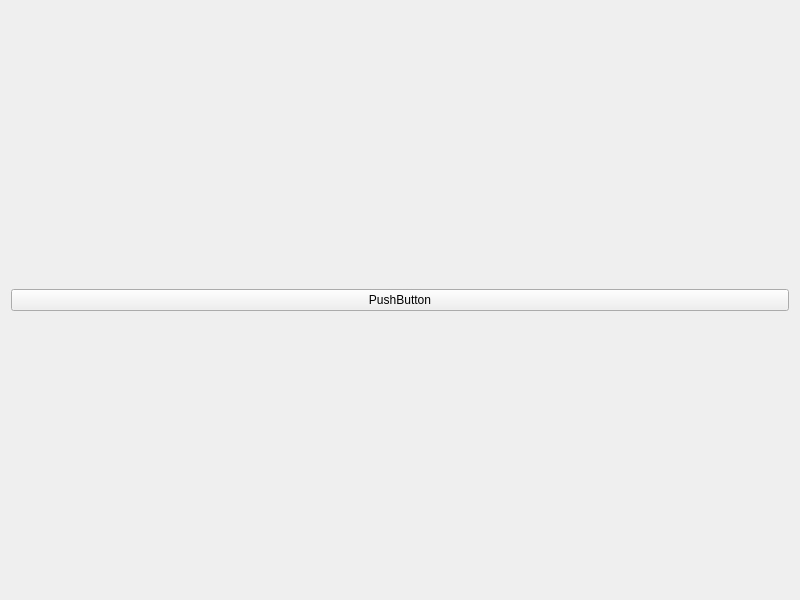
Qt form loginscreen.ui (tymson20/CarRentalSystem) before a commit.
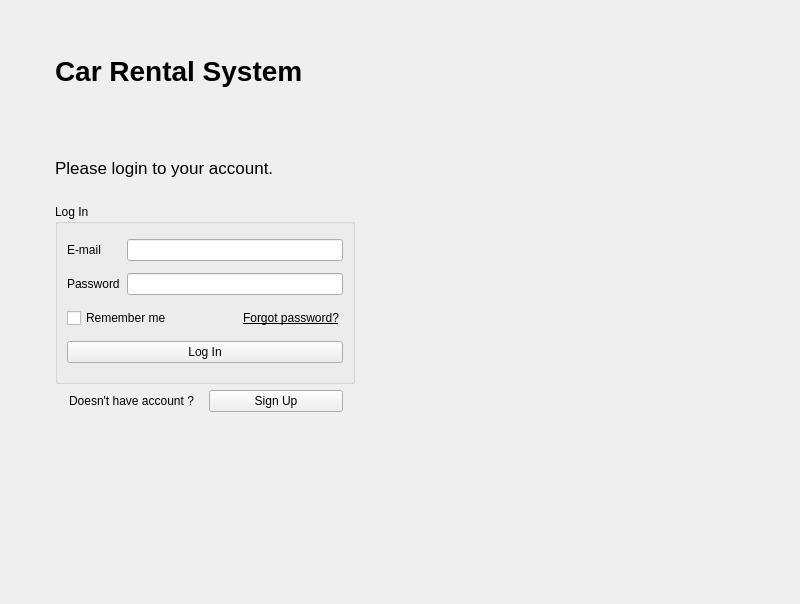
The same form after that commit.

Commit message: User interface on LoginScreen

What changed in the file:
```diff
--- a/loginscreen.ui
+++ b/loginscreen.ui
@@ -13,11 +13,275 @@
   <property name="windowTitle">
    <string>Form</string>
   </property>
-  <layout class="QVBoxLayout" name="verticalLayout">
+  <layout class="QHBoxLayout" name="horizontalLayout">
    <item>
-    <widget class="QPushButton" name="pushButton">
+    <layout class="QHBoxLayout" name="horizontalLayout_2" stretch="0,0,0">
+     <property name="sizeConstraint">
+      <enum>QLayout::SetDefaultConstraint</enum>
+     </property>
+     <item>
+      <spacer name="horizontalSpacer_2">
+       <property name="orientation">
+        <enum>Qt::Horizontal</enum>
+       </property>
+       <property name="sizeType">
+        <enum>QSizePolicy::Expanding</enum>
+       </property>
+       <property name="sizeHint" stdset="0">
+        <size>
+         <width>40</width>
+         <height>20</height>
+        </size>
+       </property>
+      </spacer>
+     </item>
+     <item>
+      <layout class="QVBoxLayout" name="verticalLayout" stretch="2,1,3,1,3">
+       <item>
+        <widget class="QLabel" name="label_2">
+         <property name="font">
+          <font>
+           <pointsize>21</pointsize>
+           <bold>true</bold>
+          </font>
+         </property>
+         <property name="text">
+          <string>Car Rental System</string>
+         </property>
+         <property name="alignment">
+          <set>Qt::AlignLeading|Qt::AlignLeft|Qt::AlignVCenter</set>
+         </property>
+        </widget>
+       </item>
+       <item>
+        <widget class="QLabel" name="label_3">
+         <property name="font">
+          <font>
+           <pointsize>13</pointsize>
+          </font>
+         </property>
+         <property name="text">
+          <string>Please login to your account.</string>
+         </property>
+         <property name="alignment">
+          <set>Qt::AlignLeading|Qt::AlignLeft|Qt::AlignVCenter</set>
+         </property>
+        </widget>
+       </item>
+       <item>
+        <widget class="QGroupBox" name="groupBox">
+         <property name="minimumSize">
+          <size>
+           <width>300</width>
+           <height>0</height>
+          </size>
+         </property>
+         <property name="maximumSize">
+          <size>
+           <width>16777215</width>
+           <height>180</height>
+          </size>
+         </property>
+         <property name="title">
+          <string>Log In</string>
+         </property>
+         <layout class="QVBoxLayout" name="verticalLayout_2" stretch="0,0,0,0">
+          <item>
+           <layout class="QHBoxLayout" name="horizontalLayout_3" stretch="1,4">
+            <item>
+             <widget class="QLabel" name="label_4">
+              <property name="text">
+               <string>E-mail</string>
+              </property>
+             </widget>
+            </item>
+            <item>
+             <widget class="QLineEdit" name="lineEdit_Email">
+              <property name="sizePolicy">
+               <sizepolicy hsizetype="Expanding" vsizetype="Fixed">
+                <horstretch>0</horstretch>
+                <verstretch>0</verstretch>
+               </sizepolicy>
+              </property>
+             </widget>
+            </item>
+           </layout>
+          </item>
+          <item>
+           <layout class="QHBoxLayout" name="horizontalLayout_4" stretch="1,4">
+            <property name="leftMargin">
+             <number>0</number>
+            </property>
+            <item>
+             <widget class="QLabel" name="label_5">
+              <property name="text">
+               <string>Password</string>
+              </property>
+             </widget>
+            </item>
+            <item>
+             <widget class="QLineEdit" name="lineEdit_Password">
+              <property name="echoMode">
+               <enum>QLineEdit::Password</enum>
+              </property>
+             </widget>
+            </item>
+           </layout>
+          </item>
+          <item>
+           <layout class="QHBoxLayout" name="horizontalLayout_6" stretch="0,0,0">
+            <property name="spacing">
+             <number>6</number>
+            </property>
+            <item>
+             <widget class="QCheckBox" name="checkBox_RememberMe">
+              <property name="text">
+               <string>Remember me</string>
+              </property>
+             </widget>
+            </item>
+            <item>
+             <spacer name="horizontalSpacer_3">
+              <property name="orientation">
+               <enum>Qt::Horizontal</enum>
+              </property>
+              <property name="sizeHint" stdset="0">
+               <size>
+                <width>40</width>
+                <height>20</height>
+               </size>
+              </property>
+             </spacer>
+            </item>
+            <item>
+             <widget class="QPushButton" name="pushButton_ForgotPassword">
+              <property name="font">
+               <font>
+                <italic>false</italic>
+                <bold>false</bold>
+                <underline>true</underline>
+               </font>
+              </property>
+              <property name="text">
+               <string>Forgot password?</string>
+              </property>
+              <property name="autoDefault">
+               <bool>false</bool>
+              </property>
+              <property name="default">
+               <bool>false</bool>
+              </property>
+              <property name="flat">
+               <bool>true</bool>
+              </property>
+             </widget>
+            </item>
+           </layout>
+          </item>
+          <item>
+           <widget class="QPushButton" name="pushButton_LogIn">
+            <property name="sizePolicy">
+             <sizepolicy hsizetype="Minimum" vsizetype="Fixed">
+              <horstretch>0</horstretch>
+              <verstretch>0</verstretch>
+             </sizepolicy>
+            </property>
+            <property name="text">
+             <string>Log In</string>
+            </property>
+            <property name="autoDefault">
+             <bool>false</bool>
+            </property>
+           </widget>
+          </item>
+         </layout>
+        </widget>
+       </item>
+       <item>
+        <layout class="QHBoxLayout" name="horizontalLayout_5">
+         <property name="leftMargin">
+          <number>14</number>
+         </property>
+         <property name="rightMargin">
+          <number>12</number>
+         </property>
+         <item>
+          <widget class="QLabel" name="label_6">
+           <property name="text">
+            <string>Doesn't have account ?</string>
+           </property>
+          </widget>
+         </item>
+         <item>
+          <widget class="QPushButton" name="pushButton_SignUp">
+           <property name="text">
+            <string>Sign Up</string>
+           </property>
+           <property name="autoDefault">
+            <bool>false</bool>
+           </property>
+          </widget>
+         </item>
+        </layout>
+       </item>
+       <item>
+        <spacer name="verticalSpacer">
+         <property name="orientation">
+          <enum>Qt::Vertical</enum>
+         </property>
+         <property name="sizeHint" stdset="0">
+          <size>
+           <width>20</width>
+           <height>40</height>
+          </size>
+         </property>
+        </spacer>
+       </item>
+      </layout>
+     </item>
+     <item>
+      <spacer name="horizontalSpacer">
+       <property name="orientation">
+        <enum>Qt::Horizontal</enum>
+       </property>
+       <property name="sizeType">
+        <enum>QSizePolicy::Expanding</enum>
+       </property>
+       <property name="sizeHint" stdset="0">
+        <size>
+         <width>40</width>
+         <height>20</height>
+        </size>
+       </property>
+      </spacer>
+     </item>
+    </layout>
+   </item>
+   <item>
+    <widget class="QLabel" name="label_photo">
+     <property name="sizePolicy">
+      <sizepolicy hsizetype="Minimum" vsizetype="Minimum">
+       <horstretch>0</horstretch>
+       <verstretch>0</verstretch>
+      </sizepolicy>
+     </property>
+     <property name="minimumSize">
+      <size>
+       <width>384</width>
+       <height>582</height>
+      </size>
+     </property>
+     <property name="baseSize">
+      <size>
+       <width>0</width>
+       <height>0</height>
+      </size>
+     </property>
      <property name="text">
-      <string>PushButton</string>
+      <string/>
+     </property>
+     <property name="alignment">
+      <set>Qt::AlignRight|Qt::AlignTrailing|Qt::AlignVCenter</set>
      </property>
     </widget>
    </item>
```
The commit also changes 1 other file.
